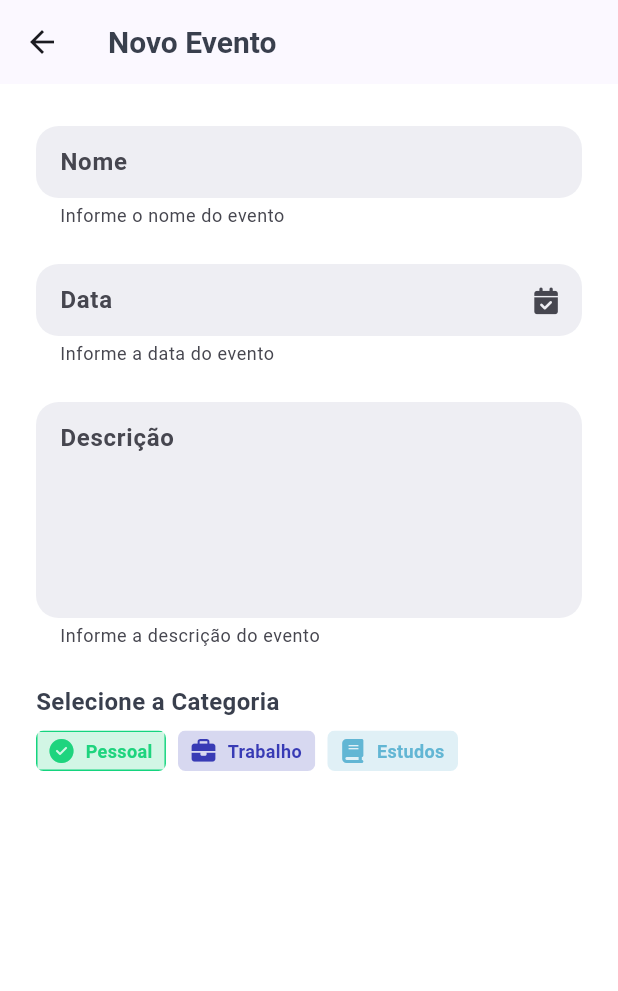
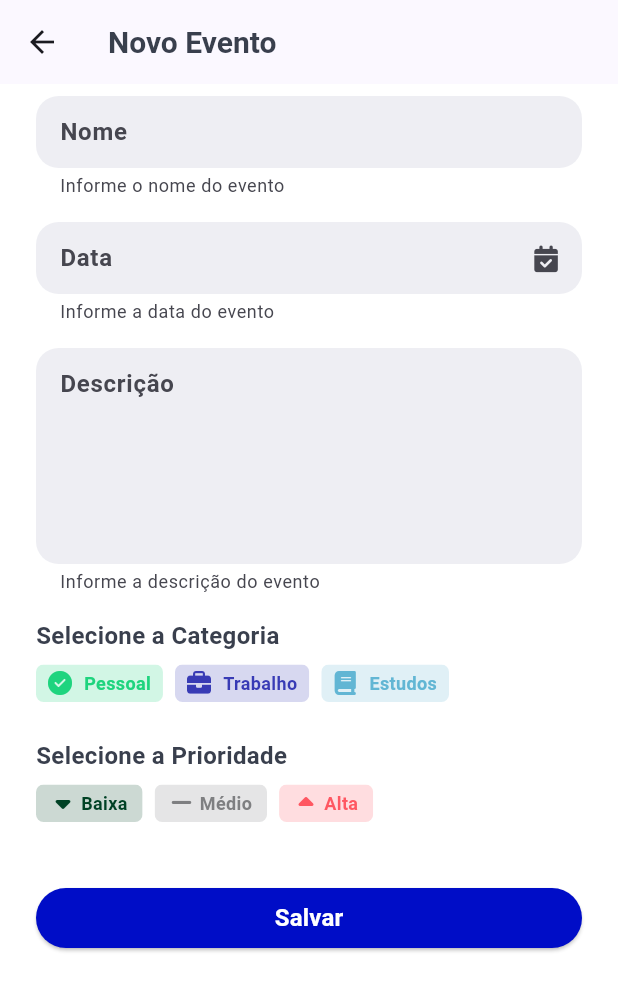
Before and after one commit to matheusadami/agevents, a Flutter app: the EventCreateView screen opened by its route, after a tap on "Pessoal", on a phone screen of 412 x 824 dp. Shown: the top 991 px of the screen. Run offline on Flutter 3.47's test engine with Material 2 defaults, Android fonts, the phone set to English and light mode, and no system bars; our stand-ins replace fl_chart, flutter_bloc, font_awesome_flutter, google_fonts; missing offline and left inert: calendar_appbar.

Commit message:
Developing the UI

```diff
--- /dev/null
+++ b/lib/app/views/events/create/components/options.event.priority.dart
@@ -0,0 +1,60 @@
+import 'package:agevents/app/blocs/events/create/event.bloc.dart';
+import 'package:agevents/app/blocs/events/create/event.event.dart';
+import 'package:agevents/app/blocs/events/create/event.state.dart';
+import 'package:agevents/core/components/event.priority.dart';
+import 'package:agevents/core/enums/event.priority.dart';
+import 'package:flutter/material.dart';
+import 'package:flutter_bloc/flutter_bloc.dart';
+
+class OptionsEventPriorityWidget extends StatelessWidget {
+  const OptionsEventPriorityWidget({Key? key}) : super(key: key);
+
+  void onTapChangeEventPriority(
+    EventPriority eventPriority,
+    BuildContext context,
+  ) {
+    context.read<EventBloc>().add(ChangePriorityEventEvent(eventPriority));
+  }
+
+  @override
+  Widget build(BuildContext context) {
+    return BlocBuilder<EventBloc, EventState>(
+      buildWhen: (previous, current) {
+        final int? pPriority = previous.eventModel.eventPriority?.index;
+        final int? cPriority = current.eventModel.eventPriority?.index;
+        return pPriority != cPriority;
+      },
+      builder: (context, state) {
+        final int? priority = state.eventModel.eventPriority?.index;
+
+        return Padding(
+          padding: const EdgeInsets.symmetric(vertical: 8),
+          child: Row(
+            children: [
+              ClipEventPriority(
+                onTap: onTapChangeEventPriority,
+                isLarge: true,
+                isSelected: priority == EventPriority.low.index,
+                eventPriority: EventPriority.low,
+              ),
+              const SizedBox(width: 8),
+              ClipEventPriority(
+                onTap: onTapChangeEventPriority,
+                isLarge: true,
+                isSelected: priority == EventPriority.medium.index,
+                eventPriority: EventPriority.medium,
+              ),
+              const SizedBox(width: 8),
+              ClipEventPriority(
+                onTap: onTapChangeEventPriority,
+                isLarge: true,
+                isSelected: priority == EventPriority.high.index,
+                eventPriority: EventPriority.high,
+              ),
+            ],
+          ),
+        );
+      },
+    );
+  }
+}
--- /dev/null
+++ b/lib/app/views/events/create/components/options.event.type.dart
@@ -0,0 +1,55 @@
+import 'package:agevents/app/blocs/events/create/event.bloc.dart';
+import 'package:agevents/app/blocs/events/create/event.event.dart';
+import 'package:agevents/app/blocs/events/create/event.state.dart';
+import 'package:agevents/core/components/clip.event.type.dart';
+import 'package:agevents/core/enums/event.type.dart';
+import 'package:flutter/material.dart';
+import 'package:flutter_bloc/flutter_bloc.dart';
+
+class OptionsEventTypeWidget extends StatelessWidget {
+  const OptionsEventTypeWidget({Key? key}) : super(key: key);
+
+  void onTapChangeEventType(EventType eventType, BuildContext context) {
+    context.read<EventBloc>().add(ChangeTypeEventEvent(eventType));
+  }
+
+  @override
+  Widget build(BuildContext context) {
+    return BlocBuilder<EventBloc, EventState>(
+      buildWhen: (previous, current) {
+        final int? pType = previous.eventModel.eventType?.index;
+        final int? cType = current.eventModel.eventType?.index;
+        return pType != cType;
+      },
+      builder: (context, state) {
+        final int? type = state.eventModel.eventType?.index;
+
+        return Padding(
+          padding: const EdgeInsets.symmetric(vertical: 8),
+          child: Row(
+            children: [
+              ClipEventType(
+                onTap: onTapChangeEventType,
+                eventType: EventType.personalEvent,
+                isSelected: type == EventType.personalEvent.index,
+              ),
+              const SizedBox(width: 8),
+              ClipEventType(
+                onTap: onTapChangeEventType,
+                eventType: EventType.workEvent,
+                isSelected: type == EventType.workEvent.index,
+              ),
+              const SizedBox(width: 8),
+              ClipEventType(
+                onTap: onTapChangeEventType,
+                eventType: EventType.studyEvent,
+                isSelected: type == EventType.studyEvent.index,
+              ),
+              const SizedBox(width: 8),
+            ],
+          ),
+        );
+      },
+    );
+  }
+}
--- a/lib/app/views/events/create/event.create.view.dart
+++ b/lib/app/views/events/create/event.create.view.dart
@@ -1,9 +1,8 @@
 import 'package:agevents/app/blocs/events/create/event.bloc.dart';
-import 'package:agevents/app/blocs/events/create/event.event.dart';
 import 'package:agevents/app/blocs/events/create/event.state.dart';
-import 'package:agevents/core/components/clip.event.type.dart';
+import 'package:agevents/app/views/events/create/components/options.event.priority.dart';
+import 'package:agevents/app/views/events/create/components/options.event.type.dart';
 import 'package:agevents/core/components/text.form.input.dart';
-import 'package:agevents/core/enums/event.type.dart';
 import 'package:agevents/core/helpers/date.helper.dart';
 import 'package:agevents/core/theme/app.colors.dart';
 import 'package:agevents/core/theme/app.textstyles.dart';
@@ -76,16 +75,20 @@ class EventCreateFormBody extends StatelessWidget {
 
   const EventCreateFormBody({Key? key, required this.state}) : super(key: key);
 
-  void onTapChangeEventType(EventType eventType, BuildContext context) {
-    context.read<EventBloc>().add(ChangeTypeEventEvent(eventType));
-  }
-
   @override
   Widget build(BuildContext context) {
+    return LayoutBuilder(
+      builder: (context, constraints) {
         return SingleChildScrollView(
+          child: ConstrainedBox(
+            constraints: BoxConstraints.loose(
+              const Size(double.maxFinite, double.maxFinite),
+            ),
             child: Padding(
-        padding: const EdgeInsets.symmetric(horizontal: 24, vertical: 16),
+              padding: const EdgeInsets.symmetric(horizontal: 24),
               child: Column(
+                crossAxisAlignment: CrossAxisAlignment.start,
+                mainAxisSize: MainAxisSize.max,
                 children: [
                   BlocBuilder<EventBloc, EventState>(
                     buildWhen: (previous, current) {
@@ -94,7 +97,7 @@ class EventCreateFormBody extends StatelessWidget {
                       return pName != cName;
                     },
                     builder: (context, state) => Padding(
-                padding: const EdgeInsets.symmetric(vertical: 12),
+                      padding: const EdgeInsets.symmetric(vertical: 8),
                       child: TextFormInputWidget(
                         hintText: 'Nome',
                         fillColor: AppColors.gray.withOpacity(0.3),
@@ -103,7 +106,7 @@ class EventCreateFormBody extends StatelessWidget {
                     ),
                   ),
                   Padding(
-              padding: const EdgeInsets.symmetric(vertical: 12),
+                    padding: const EdgeInsets.symmetric(vertical: 8),
                     child: TextFormInputWidget(
                       icon: FontAwesomeIcons.solidCalendarCheck,
                       hintText: 'Data',
@@ -112,7 +115,7 @@ class EventCreateFormBody extends StatelessWidget {
                     ),
                   ),
                   Padding(
-              padding: const EdgeInsets.symmetric(vertical: 12),
+                    padding: const EdgeInsets.symmetric(vertical: 8),
                     child: TextFormInputWidget(
                       onTap: () {},
                       hintText: 'Descrição',
@@ -122,7 +125,7 @@ class EventCreateFormBody extends StatelessWidget {
                     ),
                   ),
                   Padding(
-              padding: const EdgeInsets.symmetric(vertical: 12),
+                    padding: const EdgeInsets.symmetric(vertical: 8),
                     child: Column(
                       crossAxisAlignment: CrossAxisAlignment.start,
                       children: [
@@ -130,48 +133,45 @@ class EventCreateFormBody extends StatelessWidget {
                           'Selecione a Categoria',
                           style: AppTextStyles.smallDarkSemiBold,
                         ),
-                  BlocBuilder<EventBloc, EventState>(
-                    buildWhen: (previous, current) {
-                      final int? pType = previous.eventModel.eventType?.index;
-                      final int? cType = current.eventModel.eventType?.index;
-                      return pType != cType;
-                    },
-                    builder: (context, state) {
-                      final int? type = state.eventModel.eventType?.index;
-
-                      return Padding(
-                        padding: const EdgeInsets.symmetric(vertical: 8),
-                        child: Row(
-                          children: [
-                            ClipEventType(
-                              onTap: onTapChangeEventType,
-                              eventType: EventType.personalEvent,
-                              isSelected: type == EventType.personalEvent.index,
-                            ),
-                            const SizedBox(width: 8),
-                            ClipEventType(
-                              onTap: onTapChangeEventType,
-                              eventType: EventType.workEvent,
-                              isSelected: type == EventType.workEvent.index,
-                            ),
-                            const SizedBox(width: 8),
-                            ClipEventType(
-                              onTap: onTapChangeEventType,
-                              eventType: EventType.studyEvent,
-                              isSelected: type == EventType.studyEvent.index,
-                            ),
-                            const SizedBox(width: 8),
+                        const OptionsEventTypeWidget(),
                       ],
                     ),
-                      );
-                    },
                   ),
+                  Padding(
+                    padding: const EdgeInsets.symmetric(vertical: 8),
+                    child: Column(
+                      crossAxisAlignment: CrossAxisAlignment.start,
+                      children: [
+                        Text(
+                          'Selecione a Prioridade',
+                          style: AppTextStyles.smallDarkSemiBold,
+                        ),
+                        const OptionsEventPriorityWidget(),
                       ],
+                    ),
+                  ),
+                  Padding(
+                    padding: const EdgeInsets.symmetric(vertical: 24),
+                    child: SizedBox(
+                      width: double.maxFinite,
+                      child: ElevatedButton(
+                        style: ElevatedButton.styleFrom(
+                          primary: Theme.of(context).colorScheme.primary,
+                        ),
+                        onPressed: () {},
+                        child: Text(
+                          'Salvar',
+                          style: AppTextStyles.smallWhiteSemiBold,
+                        ),
+                      ),
                     ),
                   ),
                 ],
               ),
             ),
+          ),
+        );
+      },
     );
   }
 }
--- a/lib/app/views/profile/components/profile.card.dart
+++ b/lib/app/views/profile/components/profile.card.dart
@@ -20,7 +20,7 @@ class ProfileCardWidget extends StatelessWidget {
             ),
             const SizedBox(height: 5),
             Text(
-              'matheus.adami123@gmail.com',
+              'example@gmail.com',
               style: AppTextStyles.verySmallGraySemiBold,
             ),
             Padding(
--- a/lib/app/views/profile/components/profile.info.dart
+++ b/lib/app/views/profile/components/profile.info.dart
@@ -17,7 +17,7 @@ class ProfileInfoWidget extends StatelessWidget {
             style: AppTextStyles.verySmallGraySemiBold,
           ),
           Text(
-            '(17) 992075281',
+            '(17) 999999999',
             style: AppTextStyles.smallDarkSemiBold,
           ),
           const SizedBox(height: 15),
--- a/lib/core/components/clip.event.type.dart
+++ b/lib/core/components/clip.event.type.dart
@@ -20,7 +20,7 @@ class ClipEventType extends StatelessWidget {
   Widget build(BuildContext context) {
     return GestureDetector(
       onTap: () {
-        return onTap != null ? onTap!(eventType, context) : null;
+        if (onTap != null) onTap!(eventType, context);
       },
       child: ClipRRect(
         borderRadius: const BorderRadius.all(Radius.circular(5)),
@@ -29,9 +29,6 @@ class ClipEventType extends StatelessWidget {
             color: isSelected
                 ? AppColors.green.withOpacity(0.2)
                 : eventType.color.withOpacity(0.2),
-            border: isSelected
-                ? Border.all(color: AppColors.green.withRed(20))
-                : Border.all(style: BorderStyle.none),
           ),
           child: Padding(
             padding: const EdgeInsets.symmetric(horizontal: 8, vertical: 4),
--- a/lib/core/components/event.priority.dart
+++ b/lib/core/components/event.priority.dart
@@ -1,32 +1,61 @@
 import 'package:agevents/core/enums/event.priority.dart';
+import 'package:agevents/core/theme/app.colors.dart';
 import 'package:agevents/core/theme/app.textstyles.dart';
 import 'package:flutter/material.dart';
+import 'package:font_awesome_flutter/font_awesome_flutter.dart';
 
 class ClipEventPriority extends StatelessWidget {
+  final bool isLarge;
+  final bool isSelected;
   final EventPriority eventPriority;
+  final void Function(EventPriority eventPriority, BuildContext context)? onTap;
 
   const ClipEventPriority({
     Key? key,
+    this.onTap,
+    this.isLarge = false,
+    this.isSelected = false,
     required this.eventPriority,
   }) : super(key: key);
 
   @override
   Widget build(BuildContext context) {
-    return ClipRRect(
+    return GestureDetector(
+      onTap: () {
+        if (onTap != null) onTap!(eventPriority, context);
+      },
+      child: ClipRRect(
         borderRadius: const BorderRadius.all(Radius.circular(5)),
         child: Container(
-        color: eventPriority.color,
+          decoration: BoxDecoration(
+            color: isSelected
+                ? AppColors.green.withOpacity(0.2)
+                : eventPriority.color.withOpacity(0.2),
+          ),
           child: Padding(
-          padding: const EdgeInsets.symmetric(
-            horizontal: 5,
-            vertical: 2,
+            padding: EdgeInsets.symmetric(
+              horizontal: isLarge ? 10 : 5,
+              vertical: isLarge ? 4 : 2,
             ),
-          child: Center(
-            child: Text(
+            child: Row(
+              mainAxisAlignment: MainAxisAlignment.spaceEvenly,
+              mainAxisSize: MainAxisSize.min,
+              children: [
+                Icon(
+                  isSelected
+                      ? FontAwesomeIcons.solidCircleCheck
+                      : eventPriority.icon,
+                  size: 16,
+                  color: isSelected ? AppColors.green : eventPriority.color,
+                ),
+                const SizedBox(width: 4),
+                Text(
                   eventPriority.label,
                   style: AppTextStyles.makeVerySmallSemiBoldByColor(
-                eventPriority.colorLabel,
+                    isSelected ? AppColors.green : eventPriority.color,
                   ),
+                ),
+              ],
             ),
           ),
         ),
--- a/lib/core/enums/event.priority.dart
+++ b/lib/core/enums/event.priority.dart
@@ -1,14 +1,21 @@
 import 'package:agevents/core/theme/app.colors.dart';
 import 'package:flutter/cupertino.dart';
+import 'package:font_awesome_flutter/font_awesome_flutter.dart';
 
 enum EventPriority {
-  high('Alta', AppColors.white, AppColors.red),
-  medium('Médio', AppColors.white, AppColors.dark),
-  low('Baixa', AppColors.white, AppColors.secondary);
+  high('Alta', AppColors.white, AppColors.red, FontAwesomeIcons.caretUp),
+  medium('Médio', AppColors.white, AppColors.darkGray, FontAwesomeIcons.minus),
+  low(
+    'Baixa',
+    AppColors.white,
+    AppColors.darkGreen,
+    FontAwesomeIcons.caretDown,
+  );
 
+  final Color color;
   final String label;
-  final Color color;
+  final IconData icon;
   final Color colorLabel;
 
-  const EventPriority(this.label, this.colorLabel, this.color);
+  const EventPriority(this.label, this.colorLabel, this.color, this.icon);
 }
--- a/lib/core/theme/app.colors.dart
+++ b/lib/core/theme/app.colors.dart
@@ -9,8 +9,10 @@ class AppColors {
   static const white = Color(0xFFFFFFFF);
   static const yellow = Color(0xFFFFCE2D);
   static const primary = Color(0xFF000DC7);
+  static const darkGray = Color(0xFF7E7F81);
   static const darkBlue = Color(0xFF383BB5);
   static const tertiary = Color(0xFFff9f1a);
+  static const darkGreen = Color(0xFF004225);
   static const secondary = Color(0xFF09CB91);
   static const background = Color(0xFFFFFFFF);
 }
```
Also changed, not shown: 2 other files. Lines whose indentation alone changed are shown as unchanged.
